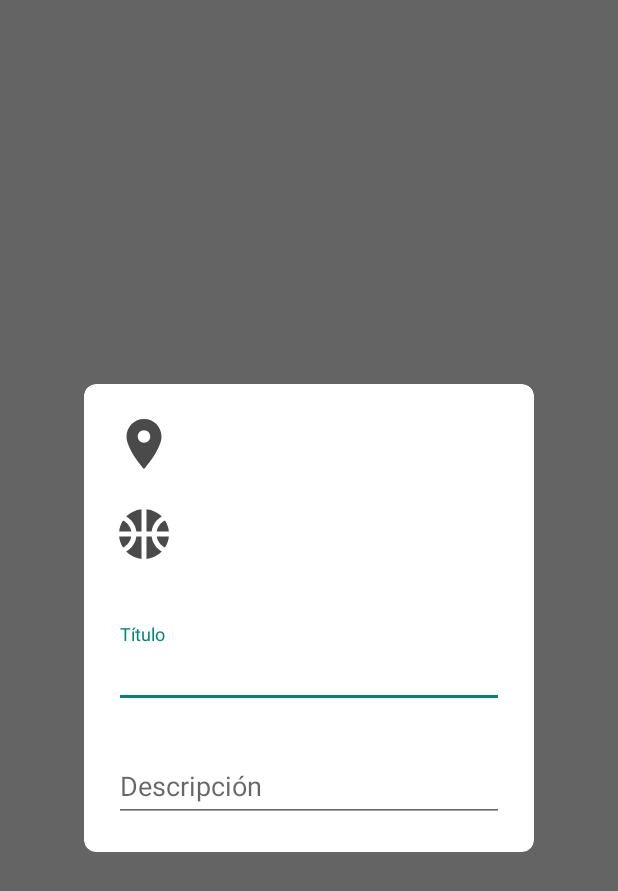
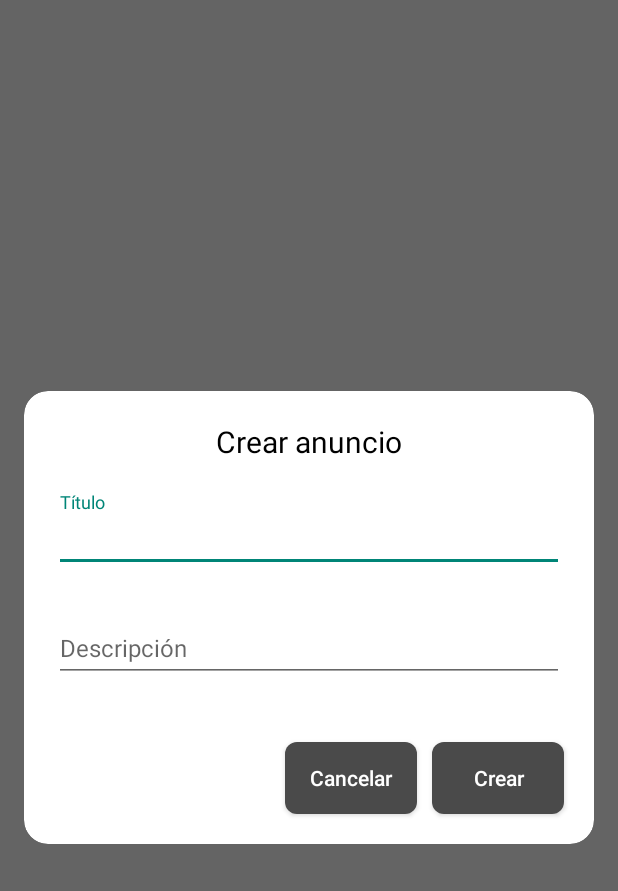
Before and after one commit to ppazosp/ChangApp, an Android app: the fragment InsertAdvertDialog placed in its activity, on a phone screen of 412 x 824 dp. Shown: the top 891 px of the screen. Run offline under Robolectric (Android 15) with nearby library versions, the phone set to English and light mode, and no system bars; libraries missing offline, so code that uses them is left out: io.github.jan.supabase; 7 statements that could not run were skipped.

Commit message:
insert midway (iimage left)

```diff
--- a/app/src/main/java/ppazosp/changapp/InsertAdvertDialog.kt
+++ b/app/src/main/java/ppazosp/changapp/InsertAdvertDialog.kt
@@ -1,23 +1,116 @@
 package ppazosp.changapp
 
+import android.content.Context
 import android.os.Bundle
+import android.util.Log
 import android.view.LayoutInflater
 import android.view.View
 import android.view.ViewGroup
 import android.widget.Button
-import android.widget.EditText
 import androidx.fragment.app.DialogFragment
+import com.google.android.material.textfield.TextInputEditText
+import io.github.jan.supabase.postgrest.from
+import kotlinx.coroutines.CoroutineScope
+import kotlinx.coroutines.Dispatchers
+import kotlinx.coroutines.launch
+import kotlinx.coroutines.withContext
+
+interface OnDialogDismissedListener {
+    fun onDialogDismissed()
+}
 
 class InsertAdvertDialog : DialogFragment() {
+
+    private var listener: OnDialogDismissedListener? = null
+
+    private var selectedPlaceID: Int = -1
+    private var selectedSportID: Int = -1
+
+    private lateinit var title_input: TextInputEditText
+    private lateinit var description_input: TextInputEditText
+
+    companion object {
+        private const val ARG_PLACEID = "PLACE_KEY"
+        private const val ARG_SPORTID = "SPORT_KEY"
+
+        fun newInstance(place: Int, sport: Int): InsertAdvertDialog {
+            val dialog = InsertAdvertDialog()
+            val args = Bundle().apply {
+                putInt(ARG_PLACEID, place)
+                putInt(ARG_SPORTID, sport)
+            }
+            dialog.arguments = args
+            return dialog
+        }
+    }
+
+    fun setOnDialogDismissedListener(listener: OnDialogDismissedListener) {
+        this.listener = listener
+    }
+
+    override fun onAttach(context: Context) {
+        super.onAttach(context)
+    }
+
+    override fun onCreate(savedInstanceState: Bundle?) {
+        super.onCreate(savedInstanceState)
+        arguments?.let {
+            selectedPlaceID = it.getInt(ARG_PLACEID, -1)
+            selectedSportID = it.getInt(ARG_SPORTID, -1)
+        }
+    }
 
     override fun onCreateView(
         inflater: LayoutInflater, container: ViewGroup?,
         savedInstanceState: Bundle?
     ): View? {
+        val view = inflater.inflate(R.layout.dialog_insert_advert, container, false)
+        dialog?.window?.setBackgroundDrawableResource(R.drawable.dialog_background)
 
-        val view = inflater.inflate(R.layout.dialog_insert_advert, container, false)
-        dialog?.window?.setBackgroundDrawableResource(R.drawable.item_background)
+        title_input = view.findViewById(R.id.title_input)
+        description_input = view.findViewById(R.id.description_input)
+
+        val create_button = view.findViewById<Button>(R.id.create_button)
+        val cancel_button = view.findViewById<Button>(R.id.cancel_button)
+
+        create_button.setOnClickListener {
+            val titleText = title_input.text.toString()
+            val descriptionText = description_input.text.toString()
+
+            if (titleText.isEmpty() || descriptionText.isEmpty()) {
+                return@setOnClickListener
+            }
+
+            CoroutineScope(Dispatchers.IO).launch {
+                insertAdvert(titleText, descriptionText)
+
+                withContext(Dispatchers.Main) {
+                    listener?.onDialogDismissed()
+                    dismiss()
+                }
+            }
+        }
+
+        cancel_button.setOnClickListener {
+            dismiss()
+        }
 
         return view
     }
+
+    private suspend fun insertAdvert(title: String, description: String) {
+
+        val add = Advert(
+            user = 1,
+            sport = selectedSportID,
+            place = selectedPlaceID,
+            title = title,
+            description = description,
+            image = "https://mapvepqvdgagccguault.supabase.co/storage/v1/object/public/images/default.jpg"
+        )
+
+        withContext(Dispatchers.IO) {
+            supabase.from("adverts").insert(add)
+        }
+    }
 }
--- /dev/null
+++ b/app/src/main/res/drawable/dialog_background.xml
@@ -0,0 +1,6 @@
+<?xml version="1.0" encoding="utf-8"?>
+<shape xmlns:android="http://schemas.android.com/apk/res/android"
+    android:shape="rectangle">
+    <corners android:radius="16dp" />
+    <solid android:color="@color/white" />
+</shape>
--- /dev/null
+++ b/app/src/main/res/drawable/dialog_button_background.xml
@@ -0,0 +1,6 @@
+<?xml version="1.0" encoding="utf-8"?>
+<shape xmlns:android="http://schemas.android.com/apk/res/android"
+    android:shape="rectangle">
+    <corners android:radius="8dp" />
+    <solid android:color="@color/dark_grey" />
+</shape>
--- a/app/src/main/res/layout/dialog_insert_advert.xml
+++ b/app/src/main/res/layout/dialog_insert_advert.xml
@@ -1,99 +1,104 @@
 <?xml version="1.0" encoding="utf-8"?>
 <FrameLayout xmlns:android="http://schemas.android.com/apk/res/android"
     xmlns:app="http://schemas.android.com/apk/res-auto"
+    xmlns:tools="http://schemas.android.com/tools"
     android:layout_width="match_parent"
     android:layout_height="wrap_content">
 
     <androidx.constraintlayout.widget.ConstraintLayout
-        android:layout_width="300dp"
+        android:layout_width="380dp"
         android:layout_height="wrap_content"
         app:layout_constraintEnd_toEndOf="parent"
         app:layout_constraintStart_toStartOf="parent"
         app:layout_constraintTop_toTopOf="parent">
 
 
-        <Spinner
-            android:id="@+id/spinner_provincia"
-            android:layout_width="0dp"
-            android:layout_height="40dp"
-            android:layout_marginStart="70dp"
-            android:layout_marginTop="20dp"
-            android:layout_marginEnd="20dp"
-            android:background="@drawable/spinner_background"
-            android:popupBackground="@drawable/spinner_popup_background"
-            app:layout_constraintEnd_toEndOf="parent"
-            app:layout_constraintStart_toStartOf="parent"
-            app:layout_constraintTop_toTopOf="parent" />
-
-        <ImageView
-            android:id="@+id/imageView_location"
+        <TextView
+            android:id="@+id/window_title"
             android:layout_width="wrap_content"
             android:layout_height="wrap_content"
             android:layout_marginStart="20dp"
             android:layout_marginTop="20dp"
-            android:src="@drawable/baseline_location_on_24"
-            app:layout_constraintStart_toStartOf="parent"
-            app:layout_constraintTop_toTopOf="parent" />
-
-        <Spinner
-            android:id="@+id/spinner_activity"
-            android:layout_width="0dp"
-            android:layout_height="40dp"
-            android:layout_marginStart="70dp"
-            android:layout_marginTop="20dp"
             android:layout_marginEnd="20dp"
-            android:background="@drawable/spinner_background"
-            android:popupBackground="@drawable/spinner_popup_background"
+            android:text="Crear anuncio"
             app:layout_constraintEnd_toEndOf="parent"
             app:layout_constraintStart_toStartOf="parent"
-            app:layout_constraintTop_toBottomOf="@+id/spinner_provincia" />
-
-        <ImageView
-            android:id="@+id/imageView_sports"
-            android:layout_width="wrap_content"
-            android:layout_height="wrap_content"
-            android:layout_marginStart="20dp"
-            android:layout_marginTop="20dp"
-            android:src="@drawable/baseline_sports_basketball_24"
-            app:layout_constraintStart_toStartOf="parent"
-            app:layout_constraintTop_toBottomOf="@+id/imageView_location" />
+            app:layout_constraintTop_toTopOf="parent"
+            android:textColor="@color/black"
+            android:textSize="20sp"/>
 
         <com.google.android.material.textfield.TextInputLayout
-            android:id="@+id/title_input"
+            android:id="@+id/title_layout"
             android:layout_width="0dp"
             android:layout_height="wrap_content"
             android:layout_marginHorizontal="20dp"
             android:layout_marginStart="20dp"
-            android:layout_marginTop="40dp"
+            android:layout_marginTop="20dp"
             android:layout_marginEnd="20dp"
             app:layout_constraintEnd_toEndOf="parent"
             app:layout_constraintStart_toStartOf="parent"
-            app:layout_constraintTop_toBottomOf="@+id/spinner_activity">
+            app:layout_constraintTop_toBottomOf="@id/window_title">
 
             <com.google.android.material.textfield.TextInputEditText
+                android:id="@+id/title_input"
                 android:layout_width="match_parent"
                 android:layout_height="wrap_content"
-                android:hint="Título" />
+                android:hint="Título"
+                android:inputType="textCapCharacters"
+                android:textColor="@color/black"
+                android:textSize="16sp" />
         </com.google.android.material.textfield.TextInputLayout>
 
         <com.google.android.material.textfield.TextInputLayout
-            android:id="@+id/description_input"
+            android:id="@+id/description_layout"
             android:layout_width="0dp"
             android:layout_height="wrap_content"
             android:layout_marginStart="20dp"
             android:layout_marginTop="20dp"
             android:layout_marginEnd="20dp"
+            app:layout_constraintEnd_toEndOf="parent"
+            app:layout_constraintStart_toStartOf="parent"
+            app:layout_constraintTop_toBottomOf="@+id/title_layout">
+
+            <com.google.android.material.textfield.TextInputEditText
+                android:id="@+id/description_input"
+                android:layout_width="match_parent"
+                android:layout_height="wrap_content"
+                android:hint="Descripción"
+                android:textColor="@color/black"
+                android:textSize="16sp" />
+        </com.google.android.material.textfield.TextInputLayout>
+
+        <Button
+            android:id="@+id/create_button"
+            android:layout_width="wrap_content"
+            android:layout_height="wrap_content"
+            android:layout_marginTop="40dp"
+            android:layout_marginEnd="20dp"
             android:layout_marginBottom="20dp"
+            android:background="@drawable/dialog_button_background"
+            android:text="Crear"
+            android:textAllCaps="false"
+            android:textColor="@color/white"
             app:layout_constraintBottom_toBottomOf="parent"
             app:layout_constraintEnd_toEndOf="parent"
-            app:layout_constraintStart_toStartOf="parent"
-            app:layout_constraintTop_toBottomOf="@+id/title_input">
+            app:layout_constraintTop_toBottomOf="@id/description_layout"
+            app:layout_constraintVertical_bias="1.0" />
 
-            <com.google.android.material.textfield.TextInputEditText
-                android:layout_width="match_parent"
-                android:layout_height="wrap_content"
-                android:hint="Descripción" />
-        </com.google.android.material.textfield.TextInputLayout>
+        <Button
+            android:id="@+id/cancel_button"
+            android:layout_width="wrap_content"
+            android:layout_height="wrap_content"
+            android:layout_marginTop="40dp"
+            android:layout_marginEnd="10dp"
+            android:layout_marginBottom="20dp"
+            android:background="@drawable/dialog_button_background"
+            android:text="Cancelar"
+            android:textAllCaps="false"
+            android:textColor="@color/white"
+            app:layout_constraintBottom_toBottomOf="parent"
+            app:layout_constraintEnd_toStartOf="@+id/create_button"
+            app:layout_constraintTop_toBottomOf="@+id/description_layout" />
 
     </androidx.constraintlayout.widget.ConstraintLayout>
 
```
Also changed, not shown: app/src/main/java/ppazosp/changapp/SearchFragment.kt (+25 -10 lines), app/src/main/res/layout/fragment_search.xml (+17 -15 lines).
